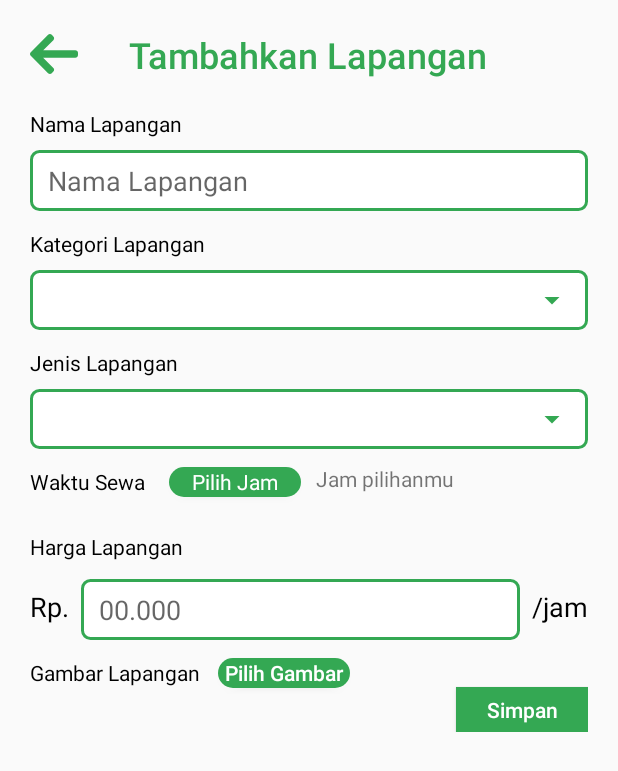
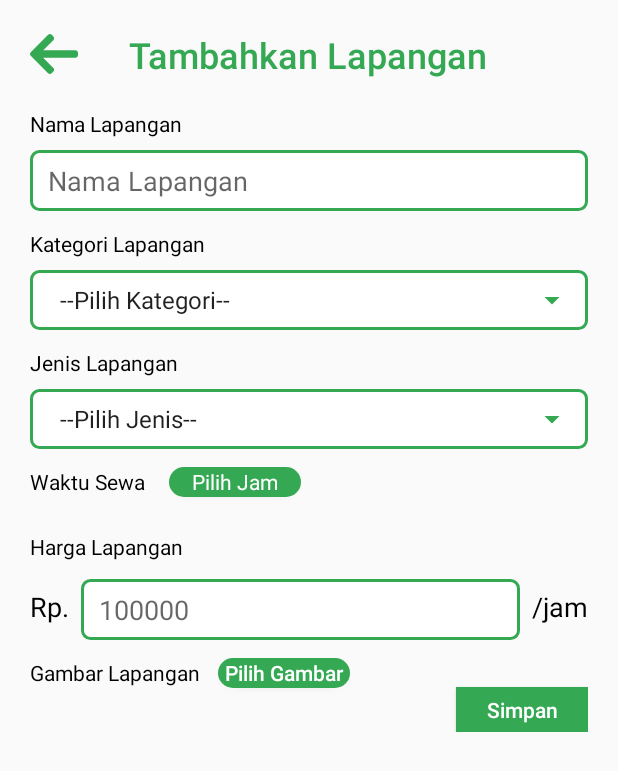
Before and after one commit to adhityapaf/Gelora-Mitra, an Android app: the TambahkanLapangan screen opened directly, with no data from a screen before it, on a phone screen of 412 x 824 dp. Shown: the top 771 px of the screen. Run offline under Robolectric (Android 15) with nearby library versions, the light colour scheme and no system bars; our stand-ins replace Firebase (no records; nobody signed in at launch, a user with empty details on screens opened directly).

Commit message:
Done : Kategori and Jenis Lapangan Spinner, functional Jam Sewa recycler view, and ImageView for upload payment biill. On Progress : Upload to Firebase logic.

```diff
--- a/app/build.gradle
+++ b/app/build.gradle
@@ -36,4 +36,6 @@ dependencies {
     androidTestImplementation 'androidx.test.ext:junit:1.1.1'
     androidTestImplementation 'androidx.test.espresso:espresso-core:3.2.0'
     implementation 'com.google.firebase:firebase-analytics:17.4.3'
+    implementation 'com.github.bumptech.glide:glide:4.11.0'
+    annotationProcessor 'com.github.bumptech.glide:compiler:4.11.0'
 }
--- a/app/src/main/java/com/gelora/mitra/activity/TambahkanLapangan.java
+++ b/app/src/main/java/com/gelora/mitra/activity/TambahkanLapangan.java
@@ -1,32 +1,85 @@
 package com.gelora.mitra.activity;
 
+import androidx.annotation.NonNull;
+import androidx.annotation.Nullable;
 import androidx.appcompat.app.AppCompatActivity;
 import androidx.fragment.app.DialogFragment;
+import androidx.recyclerview.widget.LinearLayoutManager;
+import androidx.recyclerview.widget.RecyclerView;
 
 import android.app.TimePickerDialog;
+import android.content.ContentResolver;
+import android.content.Intent;
+import android.net.Uri;
 import android.os.Bundle;
+import android.text.Editable;
+import android.text.TextWatcher;
 import android.util.Log;
 import android.view.View;
+import android.webkit.MimeTypeMap;
+import android.widget.ArrayAdapter;
 import android.widget.Button;
+import android.widget.EditText;
 import android.widget.ImageView;
+import android.widget.Spinner;
 import android.widget.TextView;
 import android.widget.TimePicker;
 
+import com.bumptech.glide.Glide;
 import com.gelora.mitra.R;
+import com.gelora.mitra.adapter.JamLapanganAdapter;
 import com.gelora.mitra.fragments.TimePickerFragment;
+import com.google.firebase.auth.FirebaseAuth;
+import com.google.firebase.database.DataSnapshot;
+import com.google.firebase.database.DatabaseError;
+import com.google.firebase.database.DatabaseReference;
+import com.google.firebase.database.FirebaseDatabase;
+import com.google.firebase.database.ValueEventListener;
 
+import java.text.DecimalFormat;
+import java.text.DecimalFormatSymbols;
+import java.text.NumberFormat;
 import java.util.ArrayList;
+import java.util.Locale;
 
 public class TambahkanLapangan extends AppCompatActivity implements TimePickerDialog.OnTimeSetListener {
-    ImageView backButton;
-    Button pilihJamButton;
+    private static final int PICK_IMAGE_REQUEST = 1;
+    private static final String TAG = "TambahkanLapangan";
+    private Uri mImageUri;
+    ImageView backButton, gambarLapangan;
+    Button pilihJamButton, pilihGambarButton, simpanButton;
     ArrayList<String> stringArrayList = new ArrayList<String>();
+    ArrayList<String> kategoriArray = new ArrayList<>();
+    ArrayList<String> jenisArray = new ArrayList<>();
+    EditText namaLapangan, hargaLapangan;
+    Spinner kategoriSpinner, jenisSpinner;
+    DatabaseReference pemilikLapanganRef, lapanganRef, lapanganCounter, kategoriRef, jenisRef;
+    int counterLapangan = 0;
+    String kategoriPilihan, jenisPilihan;
+
     @Override
     protected void onCreate(Bundle savedInstanceState) {
         super.onCreate(savedInstanceState);
         setContentView(R.layout.activity_tambahkan_lapangan);
+        lapanganRef = FirebaseDatabase.getInstance().getReference("Lapangan");
+        pemilikLapanganRef = FirebaseDatabase.getInstance().getReference().child("pemilik_lapangan").child(FirebaseAuth.getInstance().getUid());
+        lapanganCounter = FirebaseDatabase.getInstance().getReference().child("lapangan").child("lapangan_counter");
+        kategoriRef = FirebaseDatabase.getInstance().getReference().child("kategori_lapangan");
+        jenisRef = FirebaseDatabase.getInstance().getReference().child("jenis_lapangan");
+        namaLapangan = findViewById(R.id.namaLapangan_field);
+        kategoriSpinner = findViewById(R.id.kategoriLapangan_spinner);
+        jenisSpinner = findViewById(R.id.jenislapangan_spinner);
         backButton = findViewById(R.id.back_arrow);
+        simpanButton = findViewById(R.id.simpanLapangan_button);
         pilihJamButton = findViewById(R.id.pilihJam_button);
+        hargaLapangan = findViewById(R.id.hargaLapangan_field);
+        pilihGambarButton = findViewById(R.id.pilihGambar_button);
+        gambarLapangan = findViewById(R.id.gambarLapangan_imageview);
+        kategoriArray.add(0, "--Pilih Kategori--");
+        jenisArray.add(0, "--Pilih Jenis--");
+        readData();
+        populateSpinner();
+
         backButton.setOnClickListener(new View.OnClickListener() {
             @Override
             public void onClick(View v) {
@@ -40,6 +93,87 @@ public class TambahkanLapangan extends AppCompatActivity implements TimePickerDi
                 timePicker.show(getSupportFragmentManager(), "time picker");
             }
         });
+
+        pilihGambarButton.setOnClickListener(new View.OnClickListener() {
+            @Override
+            public void onClick(View v) {
+                openFileChooser();
+            }
+        });
+
+        simpanButton.setOnClickListener(new View.OnClickListener() {
+            @Override
+            public void onClick(View v) {
+                kategoriPilihan = kategoriSpinner.getSelectedItem().toString();
+                jenisPilihan = jenisSpinner.getSelectedItem().toString();
+                System.out.println(kategoriPilihan);
+                System.out.println(jenisPilihan);
+            }
+        });
+    }
+
+    // read data
+    private void readData() {
+        lapanganCounter.addValueEventListener(new ValueEventListener() {
+            @Override
+            public void onDataChange(@NonNull DataSnapshot snapshot) {
+                if (snapshot.exists()) {
+                    counterLapangan = Integer.parseInt(snapshot.getValue().toString());
+                } else {
+                    counterLapangan = 0;
+                }
+            }
+
+            @Override
+            public void onCancelled(@NonNull DatabaseError error) {
+
+            }
+        });
+        kategoriRef.addValueEventListener(new ValueEventListener() {
+            @Override
+            public void onDataChange(@NonNull DataSnapshot snapshot) {
+                if (snapshot.exists()) {
+                    for (DataSnapshot ds : snapshot.getChildren()) {
+                        kategoriArray.add(ds.getValue(String.class));
+                    }
+                }
+            }
+
+            @Override
+            public void onCancelled(@NonNull DatabaseError error) {
+
+            }
+        });
+        jenisRef.addListenerForSingleValueEvent(new ValueEventListener() {
+            @Override
+            public void onDataChange(@NonNull DataSnapshot snapshot) {
+                if (snapshot.exists()) {
+                    for (DataSnapshot ds : snapshot.getChildren()) {
+                        String jenisValues = ds.getValue(String.class);
+                        jenisArray.add(jenisValues);
+                    }
+                }
+            }
+
+            @Override
+            public void onCancelled(@NonNull DatabaseError error) {
+
+            }
+        });
+    }
+
+    // mengisi Spinner
+    public void populateSpinner() {
+        ArrayAdapter<String> adapterKategori = new ArrayAdapter<>(this, android.R.layout.simple_spinner_item, kategoriArray);
+        ArrayAdapter<String> adapterJenis = new ArrayAdapter<>(this, android.R.layout.simple_spinner_item, jenisArray);
+        adapterKategori.setDropDownViewResource(android.R.layout.simple_spinner_dropdown_item);
+        adapterJenis.setDropDownViewResource(android.R.layout.simple_spinner_dropdown_item);
+        if (kategoriSpinner != null) {
+            kategoriSpinner.setAdapter(adapterKategori);
+        }
+        if (jenisSpinner != null) {
+            jenisSpinner.setAdapter(adapterJenis);
+        }
     }
 
     // Mengambil data dari TimePicker
@@ -47,9 +181,44 @@ public class TambahkanLapangan extends AppCompatActivity implements TimePickerDi
     public void onTimeSet(TimePicker view, int hourOfDay, int minute) {
         TextView jampilihan;
         jampilihan = findViewById(R.id.jamPilihanText);
-        jampilihan.setText("Jam : "+hourOfDay+" Menit : "+minute);
+        jampilihan.setVisibility(View.GONE);
+        jampilihan.setText(hourOfDay + ":" + minute);
         stringArrayList.add(jampilihan.getText().toString());
-        Log.d("TimePicker", "onTimeSet: "+stringArrayList.size()+"Isi : "+stringArrayList.get(stringArrayList.size()-1));
+        initRecyclerView();
+        Log.d("TimePicker", "onTimeSet: " + stringArrayList.size() + "Isi : " + stringArrayList.get(stringArrayList.size() - 1));
+    }
 
+    // Membuat recycler view untuk jam
+    private void initRecyclerView(){
+        Log.d(TAG, "initRecyclerView: Created");
+        LinearLayoutManager layoutManager = new LinearLayoutManager(this, LinearLayoutManager.HORIZONTAL, false);
+        RecyclerView recyclerView = findViewById(R.id.waktuSewa_recycler);
+        recyclerView.setLayoutManager(layoutManager);
+        JamLapanganAdapter adapter = new JamLapanganAdapter(stringArrayList, this);
+        recyclerView.setAdapter(adapter);
+    }
+
+    // milih gambar
+    private void openFileChooser() {
+        Intent intent = new Intent();
+        intent.setType("image/*");
+        intent.setAction(Intent.ACTION_GET_CONTENT);
+        startActivityForResult(intent, PICK_IMAGE_REQUEST);
+    }
+
+    @Override
+    protected void onActivityResult(int requestCode, int resultCode, @Nullable Intent data) {
+        super.onActivityResult(requestCode, resultCode, data);
+        if (requestCode == PICK_IMAGE_REQUEST && resultCode == RESULT_OK && data != null && data.getData() != null){
+            mImageUri = data.getData();
+
+            Glide.with(this).load(mImageUri).into(gambarLapangan);
+            gambarLapangan.setVisibility(View.VISIBLE);
+        }
+    }
+    private String getFileExtension(Uri uri){
+        ContentResolver contentResolver = getContentResolver();
+        MimeTypeMap mime = MimeTypeMap.getSingleton();
+        return mime.getExtensionFromMimeType(contentResolver.getType(uri));
     }
 }
--- a/app/src/main/java/com/gelora/mitra/fragments/DashboardFragment.java
+++ b/app/src/main/java/com/gelora/mitra/fragments/DashboardFragment.java
@@ -43,7 +43,7 @@ public class DashboardFragment extends Fragment {
     private void loadUserInformation(){
         FirebaseUser user = firebaseAuth.getCurrentUser();
         DatabaseReference databaseReference = FirebaseDatabase.getInstance().getReference("Users").child(user.getUid());
-        DatabaseReference naamRef = databaseReference.child("namaMitra");
+        DatabaseReference naamRef = databaseReference.child("nama");
         if (user!=null){
             if (naamRef.getKey() != null){
                 naamRef.addValueEventListener(new ValueEventListener() {
--- a/app/src/main/res/layout/activity_tambahkan_lapangan.xml
+++ b/app/src/main/res/layout/activity_tambahkan_lapangan.xml
@@ -153,6 +153,7 @@
                 android:layout_marginTop="10dp"
                 android:layout_marginStart="10dp"
                 android:id="@+id/jamPilihanText"
+                android:visibility="gone"
                 />
 
             <androidx.recyclerview.widget.RecyclerView
@@ -162,7 +163,7 @@
                 android:layout_below="@id/waktuSewa_label"
                 android:layout_marginTop="12dp"
                 android:layout_marginBottom="12dp"
-                android:scrollbars="horizontal" />
+                android:orientation="horizontal"/>
 
             <TextView
                 android:id="@+id/hargaLapangan_label"
@@ -196,11 +197,13 @@
                 android:layout_toStartOf="@id/jam_label"
                 android:layout_toEndOf="@id/Rp_label"
                 android:background="@drawable/green_stroke_rectangle"
-                android:hint="00.000"
+                android:hint="100000"
                 android:paddingStart="12dp"
                 android:paddingTop="8dp"
                 android:paddingEnd="12dp"
-                android:paddingBottom="8dp" />
+                android:paddingBottom="8dp"
+                android:inputType="number"
+                />
 
             <TextView
                 android:id="@+id/jam_label"
@@ -241,7 +244,7 @@
             <ImageView
                 android:id="@+id/gambarLapangan_imageview"
                 android:layout_width="match_parent"
-                android:layout_height="180dp"
+                android:layout_height="wrap_content"
                 android:layout_below="@id/gambarLapangan_label"
                 android:layout_marginTop="20dp"
                 android:layout_marginBottom="30dp"
--- a/app/src/main/res/layout/jam_lapangan_items.xml
+++ b/app/src/main/res/layout/jam_lapangan_items.xml
@@ -4,7 +4,8 @@
     android:layout_width="wrap_content"
     android:layout_height="wrap_content"
     app:cardBackgroundColor="@color/colorPrimary"
-    app:cardCornerRadius="10dp">
+    app:cardCornerRadius="10dp"
+    android:layout_marginEnd="8dp">
 
     <RelativeLayout
         android:layout_width="match_parent"
```
Also changed, not shown: app/src/main/java/com/gelora/mitra/adapter/JamLapanganAdapter.java (added, +88 -0 lines), app/src/main/java/com/gelora/mitra/fragments/JamDialog.java (added, +34 -0 lines), app/src/main/java/com/gelora/mitra/model/User.java (+19 -19 lines).
